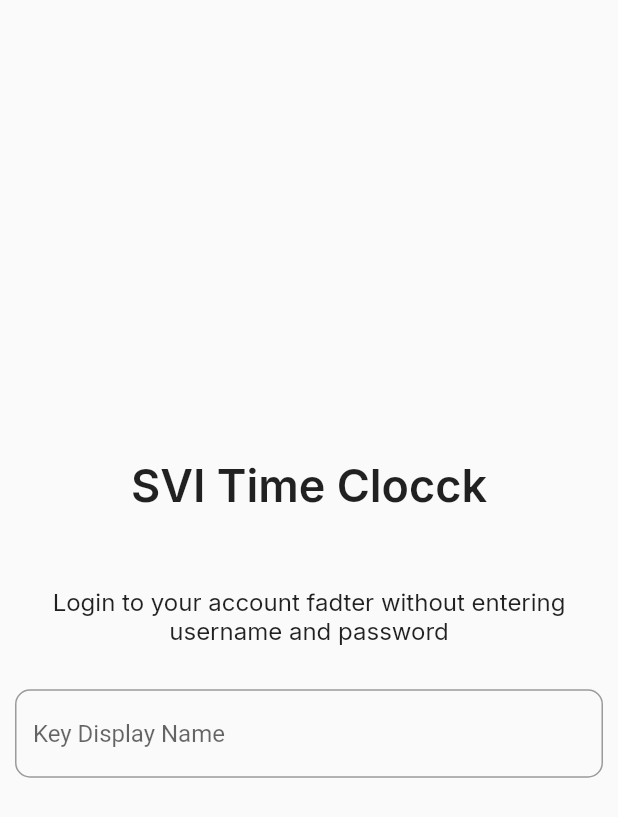
After one commit to fad16papa/SVI_TIME_CLOCK_APP, a Flutter app: the LoginSecretKeyScreen screen opened directly, on a phone screen of 412 x 824 dp. The commit adds this screen. Shown: the top 817 px of the screen. Run offline on Flutter 3.47's test engine with Material 2 defaults, Android fonts, the phone set to English and light mode, and no system bars; our stand-ins replace google_fonts, local_auth.

Commit message:
Commit changes

```diff
--- a/lib/screens/login_biometrics_screen.dart
+++ b/lib/screens/login_biometrics_screen.dart
@@ -1,6 +1,13 @@
 import 'package:flutter/material.dart';
+import 'package:local_auth/local_auth.dart';
 
 class LoginBiometricsScreen extends StatelessWidget {
+  static const routeName = '/login-biometrics';
+
+  void checkBiometric() async {
+    final LocalAuthentication auth = LocalAuthentication();
+  }
+
   @override
   Widget build(BuildContext context) {
     return Container();
--- /dev/null
+++ b/lib/screens/login_secretkey_screen.dart
@@ -0,0 +1,37 @@
+import 'package:flutter/cupertino.dart';
+import 'package:flutter/material.dart';
+import 'package:svi_time_clock_app/widgets/input_data.dart';
+import 'package:svi_time_clock_app/widgets/text_plain.dart';
+import 'package:svi_time_clock_app/widgets/title_main.dart';
+
+class LoginSecretKeyScreen extends StatelessWidget {
+  static const routeName = '/login-secretkey';
+  @override
+  Widget build(BuildContext context) {
+    final Color _buttonColor = Colors.deepPurpleAccent[400];
+    final deviceSize = MediaQuery.of(context).size;
+
+    return Scaffold(
+      body: SingleChildScrollView(
+        child: CupertinoPageScaffold(
+          child: GestureDetector(
+            child: Container(
+              height: deviceSize.height,
+              width: deviceSize.width,
+              child: Column(
+                mainAxisAlignment: MainAxisAlignment.center,
+                crossAxisAlignment: CrossAxisAlignment.stretch,
+                children: <Widget>[
+                  TitleMain('SVI Time Clocck'),
+                  TextPlain(
+                      'Login to your account fadter without entering username and password'),
+                  InputData('Key Display Name'),
+                ],
+              ),
+            ),
+          ),
+        ),
+      ),
+    );
+  }
+}
--- /dev/null
+++ b/lib/screens/register_secretkey_screen.dart
@@ -0,0 +1,8 @@
+import 'package:flutter/material.dart';
+
+class RegisterSecretKeyScreen extends StatelessWidget {
+  @override
+  Widget build(BuildContext context) {
+    return Container();
+  }
+}
--- /dev/null
+++ b/lib/widgets/text_plain.dart
@@ -0,0 +1,24 @@
+import 'package:flutter/material.dart';
+import 'package:google_fonts/google_fonts.dart';
+
+class TextPlain extends StatelessWidget {
+  final String description;
+
+  TextPlain(this.description);
+
+  @override
+  Widget build(BuildContext context) {
+    return Container(
+      margin: EdgeInsets.only(bottom: 10),
+      padding: EdgeInsets.all(10),
+      child: Text(
+        description,
+        style: GoogleFonts.inter(
+          fontWeight: FontWeight.w400,
+          fontSize: 16,
+        ),
+        textAlign: TextAlign.center,
+      ),
+    );
+  }
+}
```
